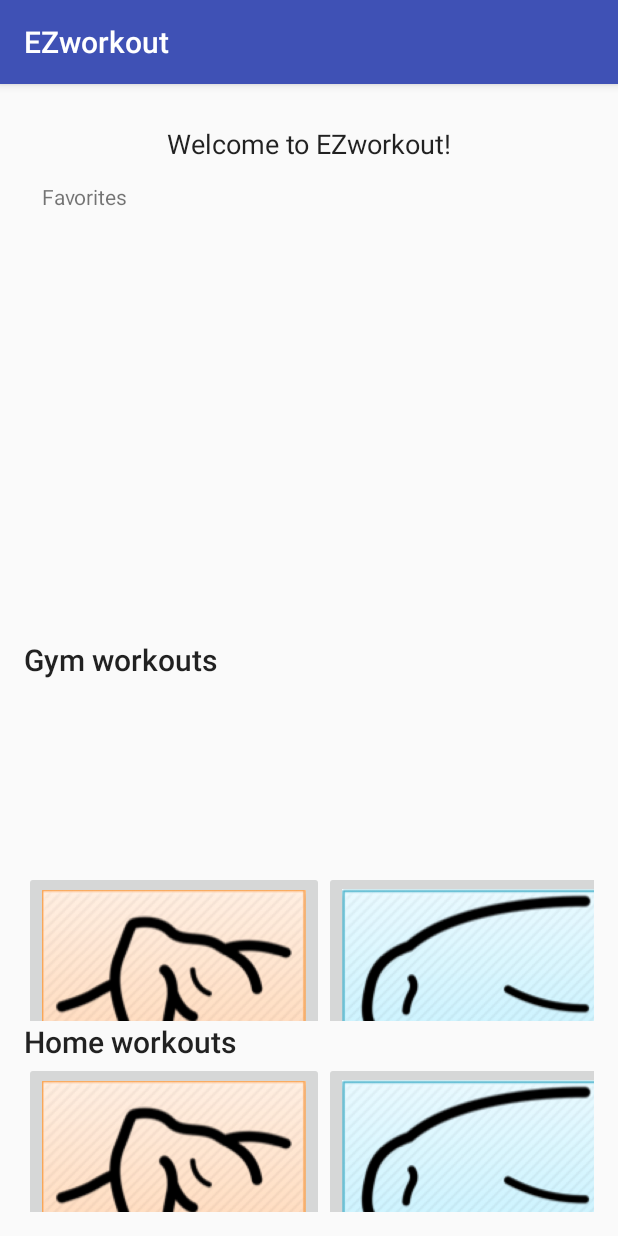
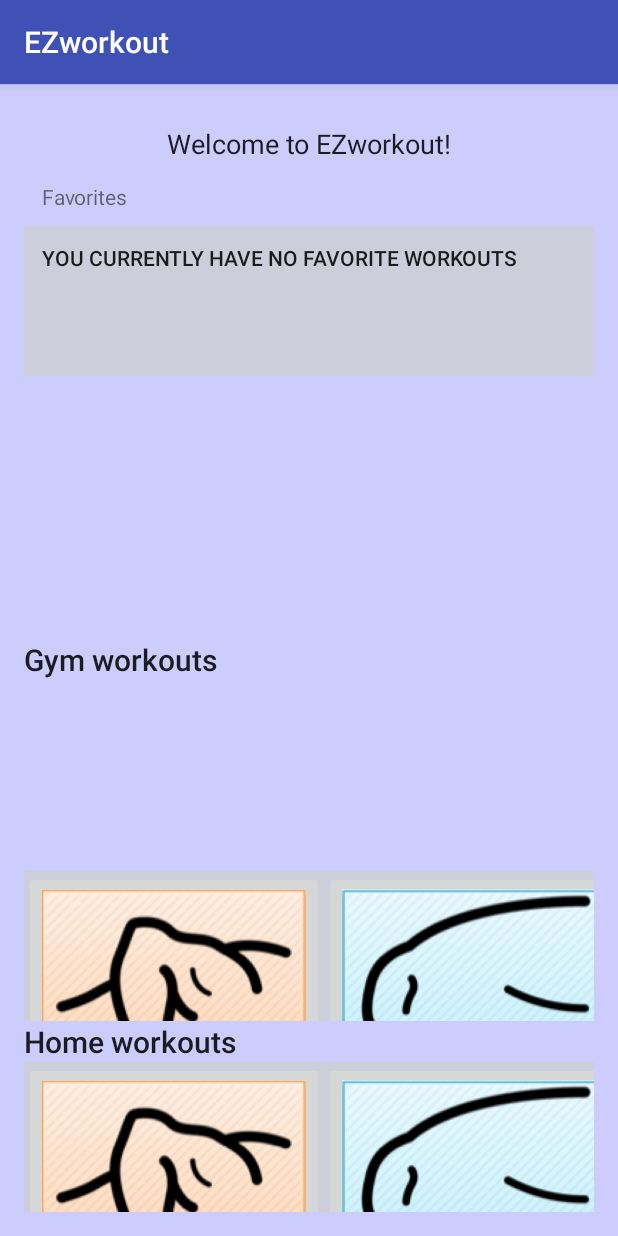
Before and after one commit to samTrent/EZ_workout, an Android app: the screen it shows after launch (homeActivity), on a phone screen of 412 x 824 dp. Run offline under Robolectric (Android 15) with nearby library versions, the phone set to English and light mode, and no system bars; libraries missing offline, so code that uses them is left out: com.j256.ormlite.

Commit message:
added colors, abs text, added text

```diff
--- a/app/build.gradle
+++ b/app/build.gradle
@@ -30,5 +30,5 @@ dependencies {
     compile 'pl.droidsonroids.gif:android-gif-drawable:1.2.3'// needed for gif animation
 
     compile 'com.j256.ormlite:ormlite-core:4.48'
-    compile 'com.android.support.constraint:constraint-layout:1.0.0-alpha9'
+    compile 'com.android.support.constraint:constraint-layout:1.0.0-beta4'
 }
--- a/app/src/main/java/com/example/samtrent/ezworkout/Fill_Database.java
+++ b/app/src/main/java/com/example/samtrent/ezworkout/Fill_Database.java
@@ -542,19 +542,113 @@ public class Fill_Database {
     // Ab workouts
     public long crunches_Ab_G_Id;
     public long crunches_Ab_H_Id;
-    private String crunches_Ab_Procedure = "";
+    private String crunches_Ab_Procedure = "Materials needed:\n\n" +
+            "- none\n\n\n" +
+            "                                   Instructions\n\n" +
+            "1. Lie flat on your back with your feet flat on the ground, or resting on a bench with " +
+            "your knees bent at a 90 degree angle. If you are resting your feet on a bench, " +
+            "place them three to four inches apart and point your toes inward so they touch.\n\n" +
+
+            "2. Now place your hands lightly on either side of your head keeping your elbows in. " +
+            "Tip: Don't lock your fingers behind your head.\n\n" +
+
+            "3. While pushing the small of your back down in the floor to better isolate you " +
+            "abdominal muscles, begin to roll your shoulders off the floor.\n\n" +
+
+            "4. Continue to push down as hard as you can with your lower back as you contract " +
+            "your abdominals and exhale. Your shoulders should come up off the floor only " +
+            "about four inches, and your lower back should remain on the floor. At the top of " +
+            "the movement, contract your abdominals hard and keep the contraction for a second. " +
+            "Tip: Focus on slow, controlled movement - don't cheat yourself by using momentum.\n\n" +
+
+            "5. After the one second contraction, begin to come down slowly again to the starting " +
+            "position as you inhale.\n\n" +
+
+            "6. Repeat for the recommended amount of repetitions.\n\n" +
+
+            "Variations: There are many variations for the crunch. You can perform the exercise with " +
+            "weights, or on top of an exercise ball or on a decline bench.";
 
     public long leg_Raises_Ab_G_Id;
     public long leg_Raises_Ab_H_Id;
-    private String leg_Raises_Ab_Procedure = "";
+    private String leg_Raises_Ab_Procedure = "Materials needed:\n\n" +
+            "- none\n\n\n" +
+            "                                   Instructions\n\n" +
+            "1. Lie with your back flat on the floor and your legs extended in front of you off the " +
+            "end. \n\n" +
+
+            "2. Place your hands either under your glutes with your palms down. This will be " +
+            "your starting position.\n\n" +
+
+            "3. As you keep your legs extended, straight as possible with your knees slightly " +
+            "bent but locked raise your legs until they make a 90-degree angle with the floor. " +
+            "Exhale as you perform this portion of the movement and hold the contraction at " +
+            "the top for a second.\n\n" +
+
+            "4. Now, as you inhale, slowly lower your legs back down to the starting position.\n\n" +
+
+            "Variations: You can also perform this exercise on a flat bench. You can also add weight " +
+            "by holding a dumbbell in between your feet as you get more advanced.";
 
     public long russian_Twist_Ab_G_Id;
     public long russian_Twist_Ab_H_Id;
-    private String russian_Twist_Ab_Procedure = "";
+    private String russian_Twist_Ab_Procedure = "Materials needed:\n\n" +
+            "- none\n" +
+            "- (optional) Weighted Object in your hands\n\n\n" +
+            "                                   Instructions\n\n" +
+
+            "1. Lie down on the floor placing your feet either under something that will not move " +
+            "or by having a partner hold them. Your legs should be bent at the knees.\n\n" +
+
+            "2. Elevate your upper body so that it creates an imaginary V-shape with your thighs. " +
+            "Your arms should be fully extended in front of you perpendicular to your torso " +
+            "and with the hands clasped. This is the starting position.\n\n" +
+
+            "3. Twist your torso to the right side until your arms are parallel with the floor while " +
+            "breathing out.\n\n" +
+
+            "4. Hold the contraction for a second and move back to the starting position while " +
+            "breathing out. Now move to the opposite side performing the same techniques " +
+            "you applied to the right side.\n\n" +
+
+            "5. Repeat for the recommended amount of repetitions. \n\n" +
+
+            "Variation: As you get more advanced, you can hold a weight with both arms for " +
+            "resistance.";
+
+
 
     public long broom_Stick_Twist_Ab_G_Id;
     public long broom_Stick_Twist_Ab_H_Id;
-    private String broom_Stick_Twist_Ab_Procedure = "";
+    private String broom_Stick_Twist_Ab_Procedure = "Materials needed:\n\n" +
+            "- Regular light weight pole\n" +
+            "- (optional) Weighted barbell for resistance\n" +
+            "- (optional) Flat Bench\n\n\n" +
+            "                                   Instructions\n\n" +
+
+            "1. Start out by standing or sitting at the end of a flat bench with a pole/barbell " +
+            "placed on top of your thighs. Your feet should be shoulder width apart from each " +
+            "other.\n\n" +
+
+            "2. Grip the bar with your palms facing down and make sure your hands are wider " +
+            "than shoulder width apart from each other. Begin to lift the pole/barbell up over " +
+            "your head until your arms are fully extended.\n\n" +
+
+            "3. Now lower the barbell behind your head until it is resting along the base of your " +
+            "neck. This is the starting position.\n\n" +
+
+            "4. While keeping your feet and head stationary, move your waist from side to side " +
+            "so that your oblique muscles feel the contraction. Only move from side to side as " +
+            "far as your waist will allow you to go. Stretching or moving too far can cause an " +
+            "injury to occur.\n\n" +
+            "Tip: Use a slow and controlled motion.\n\n" +
+
+            "5. Remember to breathe out while twisting your body to the side and in when " +
+            "moving back to the starting position.\n\n" +
+
+            "6. Repeat for the recommended amount of repetitions.";
+
+
 
 
     public Fill_Database(databaseHelper db) {
@@ -601,7 +695,7 @@ public class Fill_Database {
 
     public void fill_Workout_Table() {
 
-        // Add gym arm workouts
+        // Add gym arm workouts COMPLTETED
         Workout basic_Curl_A_G = new Workout(1, "Consentration Curl", 205, basic_Curl_A_G_Procedure, "bicepcurl");
         Workout hammer_Curl_A_G = new Workout(2, "Hammer Curl", 205, hammer_Curl_A_G_Procedure, "hammercurl");
         Workout dips_A_G = new Workout(3, "Dips", 205, dips_A_G_Procedure, "dips");
@@ -651,7 +745,7 @@ public class Fill_Database {
         // Add gym chest workouts
         Workout bench_Press_C_G = new Workout(20, "Bench Press", 208, bench_Press_C_G_Procedure, "benchpress");
         Workout dumbbell_Bench_Press_C_G = new Workout(21, "Dumbbell Bench Press", 208, dumbbell_Bench_Press_C_G_Procedure, null);
-        Workout incline_Dumbbell_Press_C_G = new Workout(22, "Incline Dumbbell Press", 208, incline_Dumbbell_Press_C_G_Procedure, "inlineddumbbellpress");
+        Workout incline_Dumbbell_Press_C_G = new Workout(22, "Incline Dumbbell Press", 208, incline_Dumbbell_Press_C_G_Procedure, "inclineddumbbellpress");
         Workout decline_Dumbbell_Press_C_G = new Workout(23, "Decline Dumbbell Press", 208, decline_Dumbbell_Press_C_G_Procedure, null);
 
         bench_Press_C_G_Id = db.insert_Workout(bench_Press_C_G, chest_G_Id);
--- a/app/src/main/java/com/example/samtrent/ezworkout/databaseHelper.java
+++ b/app/src/main/java/com/example/samtrent/ezworkout/databaseHelper.java
@@ -19,7 +19,7 @@ public class databaseHelper extends SQLiteOpenHelper {
     private static final String LOG = databaseHelper.class.getName();
 
     private static final String DATABASE_NAME = "OurDatabase";
-    private static final int DATABASE_VERSION = 32;
+    private static final int DATABASE_VERSION = 34;
 
     // Workouts table and columns name
     private static final String TABLE_WORKOUTS = "Workouts";
--- a/app/src/main/java/com/example/samtrent/ezworkout/homeActivity.java
+++ b/app/src/main/java/com/example/samtrent/ezworkout/homeActivity.java
@@ -22,6 +22,7 @@ import java.util.List;
 
 public class homeActivity extends AppCompatActivity {
 
+    TextView tv;
     databaseHelper db;
     public ListView mainListView;
 
@@ -49,18 +50,23 @@ public class homeActivity extends AppCompatActivity {
         List<Workout> my_fav_list = db.query_All_My_Workouts();
         Log.w("Home", "Fav List Size: " + my_fav_list.size());
         if (my_fav_list.size() == 0) {
-            TextView tv = new TextView(homeActivity.this);
-            tv.setText("You currently have no favorite workouts");
+
+            tv = (TextView) findViewById(R.id.textView3);
+            tv.setText("You currently have no favorite workouts!");
             //tv.setTextSize(20);
             //tv.setGravity(Gravity.CENTER);
             //tv.setTypeface(null, Typeface.BOLD);
             //tv.setPadding(20, 20, 20, 20);
             //tv.setBackgroundColor(3);
 
-            LinearLayout l_fav = (LinearLayout) findViewById(R.id.favLayout);
-            l_fav.addView(tv);
+           // LinearLayout l_fav = (LinearLayout) findViewById(R.id.favLayout);
+            //l_fav.addView(tv);
         }
         else if (my_fav_list.size() != 0) {
+            tv = (TextView) findViewById(R.id.textView3);
+            tv.setText("");
+
+            Log.d("fish", "onCreate: fishy");
             for (Workout w : my_fav_list) {
                 add_My_Workout_Button(w);
             }
@@ -93,6 +99,22 @@ public class homeActivity extends AppCompatActivity {
     public void onResume() {
         super.onResume();
 
+        List<Workout> my_fav_list = db.query_All_My_Workouts();
+        if (my_fav_list.size() == 0) {
+
+            tv = (TextView) findViewById(R.id.textView3);
+            tv.setText("You currently have no favorite workouts");
+
+        }
+        else if (my_fav_list.size() != 0) {
+            tv = (TextView) findViewById(R.id.textView3);
+            tv.setText("");
+
+
+            for (Workout w : my_fav_list) {
+                add_My_Workout_Button(w);
+            }
+        }
         LinearLayout l_Fav = (LinearLayout) findViewById(R.id.favLayout);
         l_Fav.removeAllViews();
 
@@ -101,7 +123,7 @@ public class homeActivity extends AppCompatActivity {
         *   every favorite workout and add
         *   a button for each of them
          */
-        List<Workout> my_fav_list = db.query_All_My_Workouts();
+       // List<Workout> my_fav_list = db.query_All_My_Workouts();
         if (my_fav_list.size() != 0) {
             for (Workout w : my_fav_list) {
                 add_My_Workout_Button(w);
@@ -139,6 +161,7 @@ public class homeActivity extends AppCompatActivity {
 
         TextView tv = new TextView(homeActivity.this);
         tv.setText(w.getName());
+       // tv.setLayoutParams(new LayoutParams(LayoutParams.WRAP_CONTENT, LayoutParams.WRAP_CONTENT));
         tv.setGravity(Gravity.CENTER);
         tv.setHorizontallyScrolling(false);
         tv.setTextSize(10);
--- a/app/src/main/res/layout/activity_home.xml
+++ b/app/src/main/res/layout/activity_home.xml
@@ -9,6 +9,7 @@
     android:paddingLeft="@dimen/activity_horizontal_margin"
     android:paddingRight="@dimen/activity_horizontal_margin"
     android:paddingTop="@dimen/activity_vertical_margin"
+    android:background="#cccdfc"
     tools:context="com.example.samtrent.ezworkout.homeActivity">
 
     <TextView
@@ -32,6 +33,7 @@
         android:layout_height="100dp"
         android:id="@+id/horizontalScrollView"
         android:layout_alignParentBottom="true"
+        android:background="#bccecfcf"
         android:layout_alignParentStart="true">
 
 
@@ -55,6 +57,7 @@
         android:layout_height="100dp"
         android:id="@+id/horizontalScrollViewTop"
         android:layout_above="@+id/textView4"
+        android:background="#bccecfcf"
         android:layout_alignParentStart="true">
 
 
@@ -108,6 +111,7 @@
         android:id="@+id/horizontalFavoritScrollView"
         android:layout_marginTop="10dp"
         android:layout_below="@+id/textView2"
+        android:background="#bccecfcf"
         android:layout_alignParentStart="true">
 
     <LinearLayout
@@ -120,10 +124,19 @@
         android:layout_marginBottom="29dp">
 
 
-
-
     </LinearLayout>
     </HorizontalScrollView>
 
+    <TextView
+        android:text="You currently have no favorite workouts!"
+        android:layout_width="400dp"
+        android:layout_height="20dp"
+        android:id="@+id/textView3"
+        android:layout_weight="1"
+        android:textAppearance="@style/TextAppearance.AppCompat.Button"
+        android:layout_marginTop="11dp"
+        android:layout_alignTop="@+id/horizontalFavoritScrollView"
+        android:layout_alignStart="@+id/textView2" />
+
 
 </RelativeLayout>
--- a/app/src/main/res/layout/activity_workout_display.xml
+++ b/app/src/main/res/layout/activity_workout_display.xml
@@ -5,6 +5,8 @@
     android:id="@+id/activity_workout_display"
     android:layout_width="match_parent"
     android:layout_height="match_parent"
+    android:background="#cccdfc"
+
     tools:context="com.example.samtrent.ezworkout.workoutDisplayActivity">
 
 
@@ -41,6 +43,7 @@
                 android:layout_width="match_parent"
                 android:layout_height="47dp"
                 android:id="@+id/workoutTitle"
+                android:background="#bccecfcf"
                 android:textAppearance="@style/TextAppearance.AppCompat.Large"
 
 
@@ -64,16 +67,18 @@
                 android:paddingBottom="1dp"
                 android:paddingLeft="@dimen/activity_horizontal_margin"
                 android:paddingRight="@dimen/activity_horizontal_margin"
+                android:background="#bccecfcf"
                 android:src="@drawable/hammercurl"/>
 
             <TextView
-                android:layout_height="717dp"
+                android:layout_height="917dp"
                 android:id="@+id/instructionText"
                 app:layout_constraintLeft_toLeftOf="parent"
                 app:layout_constraintRight_toRightOf="parent"
                 app:layout_constraintBottom_toBottomOf="parent"
                 android:layout_marginBottom="16dp"
                 android:layout_marginTop="8dp"
+                android:background="#bccecfcf"
                 app:layout_constraintTop_toBottomOf="@+id/workoutTitle"
                 android:layout_width="match_parent"
                 android:layout_weight="0.93" />
```
